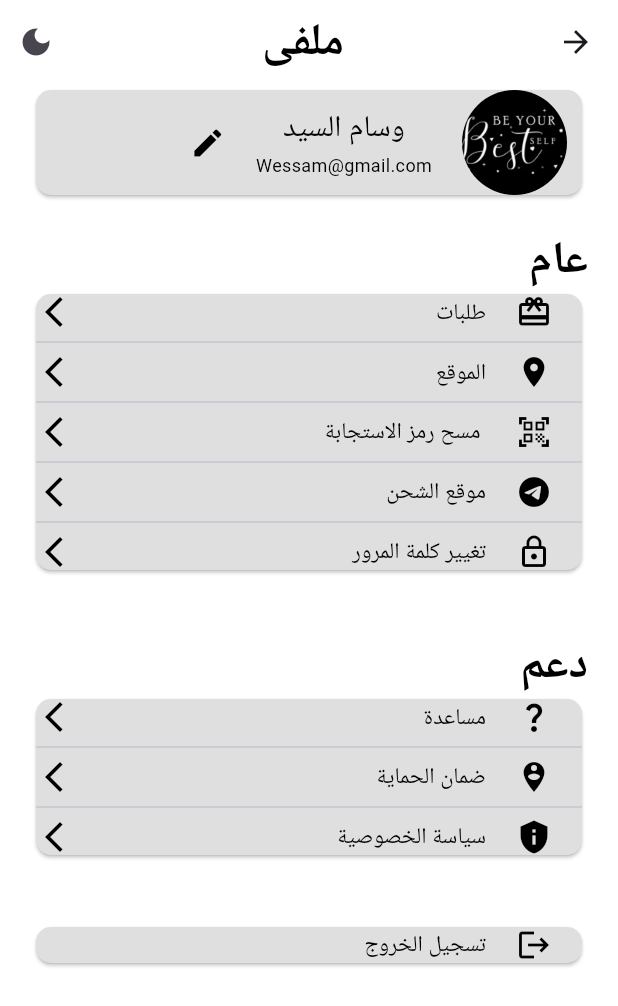
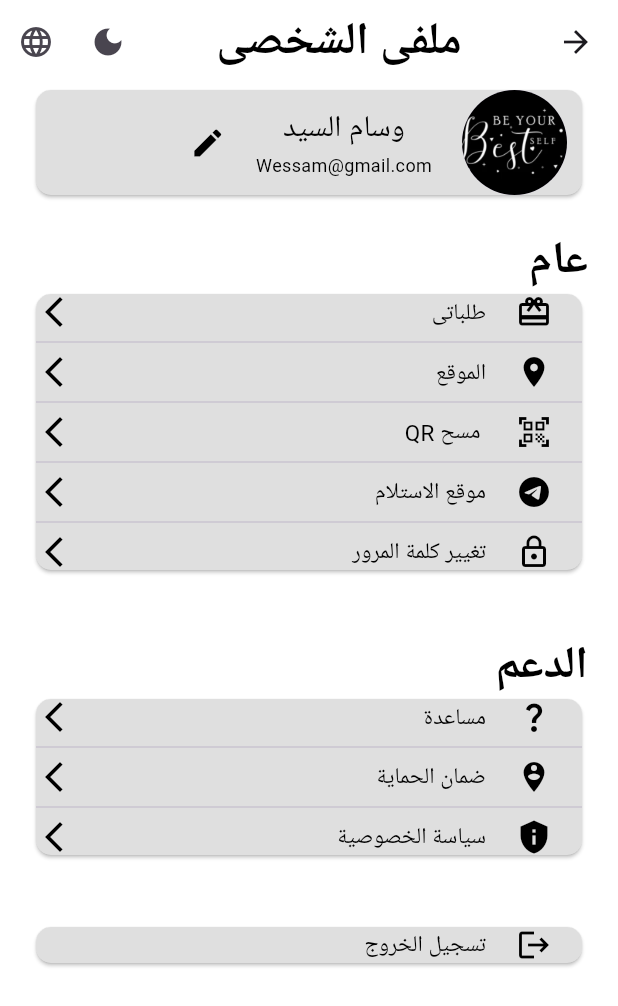
Before and after one commit to wessam2elsayed/localization, a Flutter app: the screen it shows after launch, on a phone screen of 412 x 824 dp. Shown: the top 1006 px of the screen. Run offline on Flutter 3.47's test engine with Material 3 defaults, Android fonts, the phone set to English and light mode, and no system bars; our stand-ins replace easy_localization.

Commit message:
add icon buttom language

```diff
--- a/assets/translations/ar.json
+++ b/assets/translations/ar.json
@@ -1,12 +1,12 @@
 {
-    "MyProfile" : "ملفى",
-     "WessamElsayed" : "وسام السيد",
+    "MyProfile" : "ملفى الشخصى",
+    "WessamElsayed" : "وسام السيد",
     "General" : "عام",
-    "Support" : "دعم",
-    "MyOrders" : "طلبات",
+    "Support" : "الدعم",
+    "MyOrders" : "طلباتى",
     "Location" : "الموقع",
-    "ScanQrCode" :" مسح رمز الاستجابة",
-    "PickUpLocation" : "موقع الشحن",
+    "ScanQrCode" :" مسح QR ",
+    "PickUpLocation" : "موقع الاستلام",
     "ChangePassword" : "تغيير كلمة المرور",
     "NeedHelp?" : "مساعدة",
     "ProtectionGurantee" : "ضمان الحماية",
--- a/assets/translations/en.json
+++ b/assets/translations/en.json
@@ -4,11 +4,12 @@
     "General" : "General",
     "Support" : "Support",
     "MyOrders" : "My Orders",
+    "Location" : "Location",
     "ScanQrCode" : "ScanQrCode",
-    "PickUpLocation" :"PickUpLocation",
-    "ChangePassword" :"ChangePassword",
+    "PickUpLocation" :"PickUp Location",
+    "ChangePassword" :"Change Password",
     "NeedHelp?" :"Need Help?",
-    "ProtectionGurantee" :"ProtectionGurantee",
-    "PrivacyPolicy" :"PrivacyPolicy",
-    "LogOut" : "LogOut"
+    "ProtectionGurantee" :"Protection Gurantee",
+    "PrivacyPolicy" :"Privacy Policy",
+    "LogOut" : "Log Out"
 }
--- a/lib/core/strings/strings.dart
+++ b/lib/core/strings/strings.dart
@@ -1,17 +1,17 @@
-import 'package:easy_localization/easy_localization.dart';
+
 
 class AppString {
-  static String myprofile = "MyProfile".tr();
-  static String wessamelsayed = "WessamElsayed".tr();
-  static String general = "General".tr();
-  static String support = "Support".tr();
-  static String myorders = "MyOrders".tr();
-  static String location = "Location".tr();
-  static String scanqrcode = "ScanQrCode".tr();
-  static String pickuplocation ="PickUpLocation".tr();
-  static String changepassword = "ChangePassword".tr();
-  static String needhelp = "NeedHelp?".tr();
-  static String protectionguarantee = "ProtectionGurantee".tr();
-  static String privacypolicy = "PrivacyPolicy".tr();
-  static String logout = "LogOut".tr();
+  static String myprofile = "MyProfile";
+  static String wessamelsayed = "WessamElsayed";
+  static String general = "General";
+  static String support = "Support";
+  static String myorders = "MyOrders";
+  static String location = "Location";
+  static String scanqrcode = "ScanQrCode";
+  static String pickuplocation ="PickUpLocation";
+  static String changepassword = "ChangePassword";
+  static String needhelp = "NeedHelp?";
+  static String protectionguarantee = "ProtectionGurantee";
+  static String privacypolicy = "PrivacyPolicy";
+  static String logout = "LogOut";
 }
--- a/lib/core/theme/app_colors.dart
+++ b/lib/core/theme/app_colors.dart
@@ -1,4 +1,4 @@
-import 'dart:ui';
+import 'package:flutter/material.dart';
 
 class AppColors {
   static const black=Color.fromARGB(255, 0, 0, 0);
--- a/lib/main.dart
+++ b/lib/main.dart
@@ -11,9 +11,8 @@ void main() async{
     EasyLocalization(
       supportedLocales: [Locale('en'), Locale('ar')],
       path: 'assets/translations', // <-- change the path of the translation files
-      fallbackLocale: Locale('en'),
+      fallbackLocale:const Locale('en'),
       startLocale: const Locale('ar'),
-
       child: MyApp()
     ),
   );
@@ -38,7 +37,7 @@ class _MyAppState extends State<MyApp> {
   Widget build(BuildContext context) {
     return MaterialApp(
 
-       localizationsDelegates: context.localizationDelegates,
+      localizationsDelegates: context.localizationDelegates,
       supportedLocales: context.supportedLocales,
       locale: context.locale,
 
--- a/lib/presentation/screens/home_screen.dart
+++ b/lib/presentation/screens/home_screen.dart
@@ -1,4 +1,4 @@
-// import 'package:easy_localization/easy_localization.dart';
+import 'package:easy_localization/easy_localization.dart';
 import 'package:flutter/material.dart';
 import 'package:localization/core/strings/strings.dart';
 import 'package:localization/presentation/widgets/general_card.dart';
@@ -35,7 +35,7 @@ class _HomeScreenState extends State<HomeScreen> {
         leading: IconButton(onPressed: (){},
          icon:const Icon(Icons.arrow_back)),
          title:  Center(
-          child:  Text(AppString.myprofile,
+          child:  Text(AppString.myprofile.tr(),
           style: Theme.of(context).textTheme.titleLarge,
         ),
       ),
@@ -46,15 +46,23 @@ class _HomeScreenState extends State<HomeScreen> {
         widget.isDark?Icons.light_mode : Icons.dark_mode
       )
       ),
-      // IconButton(
-      //   onPressed: (){
-      //     context.setLocale(Locale('en'));
-      //     setState(() { });
-      //   },
+      IconButton(
+        onPressed: (){
+          if (context.locale.languageCode == 'ar') {
+           context.setLocale(const Locale('en'));
+           } else {
+            context.setLocale(const Locale('ar'));
+           }
 
-      //    icon:Icon(Icons.language
-      // )
-      // )
+
+
+          // context.setLocale(Locale('en'));
+          // setState(() { });
+        },
+
+         icon:Icon(Icons.language
+      )
+      )
            ],
 
          ),
@@ -69,13 +77,13 @@ class _HomeScreenState extends State<HomeScreen> {
         const NameEmailContainer(),
         const SizedBox(height: 20,),
 
-         Text(AppString.general,
+         Text(AppString.general.tr(),
          style: textTheme.titleLarge ),
 
         const GeneralCard(),
         const SizedBox(height: 40,),
 
-          Text(AppString.support,
+          Text(AppString.support.tr(),
          style: textTheme.titleLarge ),
 
          const SupportCard(),
--- a/lib/presentation/widgets/general_card.dart
+++ b/lib/presentation/widgets/general_card.dart
@@ -1,3 +1,4 @@
+import 'package:easy_localization/easy_localization.dart';
 import 'package:flutter/material.dart';
 import 'package:localization/core/strings/strings.dart';
 import 'package:localization/presentation/widgets/icon_text_row.dart';
@@ -10,15 +11,15 @@ class GeneralCard extends StatelessWidget {
   Widget build(BuildContext context) {
     return  Card(
       child: Column(children: [
-        IconTextRow(txt: AppString.myorders, icon: Icons.card_giftcard, backicon: Icons.arrow_forward_ios),
-        Divider(),
-       IconTextRow(txt: AppString.location , icon: Icons.location_on, backicon: Icons.arrow_forward_ios,),
-       Divider(),
-       IconTextRow(txt: AppString.scanqrcode, icon: Icons.qr_code_scanner, backicon: Icons.arrow_forward_ios,),
-       Divider(),
-       IconTextRow(txt: AppString.pickuplocation, icon: Icons.telegram_sharp, backicon: Icons.arrow_forward_ios,),
-       Divider(),
-       IconTextRow(txt: AppString.changepassword, icon: Icons.lock_outline, backicon: Icons.arrow_forward_ios,)
+        IconTextRow(txt: AppString.myorders.tr(), icon: Icons.card_giftcard, backicon: Icons.arrow_forward_ios),
+        const Divider(),
+       IconTextRow(txt: AppString.location .tr(), icon: Icons.location_on, backicon: Icons.arrow_forward_ios,),
+       const Divider(),
+       IconTextRow(txt: AppString.scanqrcode.tr(), icon: Icons.qr_code_scanner, backicon: Icons.arrow_forward_ios,),
+       const  Divider(),
+       IconTextRow(txt: AppString.pickuplocation.tr(), icon: Icons.telegram_sharp, backicon: Icons.arrow_forward_ios,),
+       const Divider(),
+       IconTextRow(txt: AppString.changepassword.tr(), icon: Icons.lock_outline, backicon: Icons.arrow_forward_ios,)
       ],)
 
     );
--- a/lib/presentation/widgets/log_out_card.dart
+++ b/lib/presentation/widgets/log_out_card.dart
@@ -1,3 +1,4 @@
+import 'package:easy_localization/easy_localization.dart';
 import 'package:flutter/material.dart';
 import 'package:localization/core/strings/strings.dart';
 import 'package:localization/presentation/widgets/icon_text_row.dart';
@@ -8,7 +9,7 @@ class LogOutCard extends StatelessWidget {
   @override
   Widget build(BuildContext context) {
     return  Card(
-      child: IconTextRow(txt: AppString.logout, icon: Icons.logout, backicon: null,)
+      child: IconTextRow(txt: AppString.logout.tr(), icon: Icons.logout, backicon: null,)
       );
   }
 
--- a/lib/presentation/widgets/name_email_container.dart
+++ b/lib/presentation/widgets/name_email_container.dart
@@ -1,3 +1,4 @@
+import 'package:easy_localization/easy_localization.dart';
 import 'package:flutter/material.dart';
 import 'package:localization/core/strings/strings.dart';
 
@@ -18,7 +19,7 @@ class NameEmailContainer extends StatelessWidget {
       Column(
         mainAxisAlignment: MainAxisAlignment.center,
         children: [
-        Text(AppString.wessamelsayed,style: TextStyle(
+        Text(AppString.wessamelsayed.tr(),style: TextStyle(
           fontSize: 20,
         ),),
         Text("Wessam@gmail.com",style: TextStyle(
--- a/lib/presentation/widgets/support_card.dart
+++ b/lib/presentation/widgets/support_card.dart
@@ -1,3 +1,4 @@
+import 'package:easy_localization/easy_localization.dart';
 import 'package:flutter/material.dart';
 import 'package:localization/core/strings/strings.dart';
 import 'package:localization/presentation/widgets/icon_text_row.dart';
@@ -9,11 +10,11 @@ class SupportCard extends StatelessWidget {
   Widget build(BuildContext context) {
     return  Card(
       child: Column(children: [
-        IconTextRow(txt: AppString.needhelp, icon: Icons.question_mark, backicon: Icons.arrow_forward_ios,),
-        Divider(),
-        IconTextRow(txt: AppString.protectionguarantee, icon: Icons.person_pin_circle, backicon: Icons.arrow_forward_ios,),
-        Divider(),
-        IconTextRow(txt: AppString.privacypolicy, icon: Icons.privacy_tip, backicon: Icons.arrow_forward_ios,)
+        IconTextRow(txt: AppString.needhelp.tr(), icon: Icons.question_mark, backicon: Icons.arrow_forward_ios,),
+        const Divider(),
+        IconTextRow(txt: AppString.protectionguarantee.tr(), icon: Icons.person_pin_circle, backicon: Icons.arrow_forward_ios,),
+        const Divider(),
+        IconTextRow(txt: AppString.privacypolicy.tr(), icon: Icons.privacy_tip, backicon: Icons.arrow_forward_ios,)
       ],)
 
     );
```
